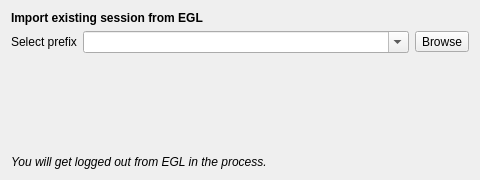
This is rare/ui/components/dialogs/login/import_login.ui in RareDevs/Rare as Qt 5 draws it before an edit. The edited form follows.
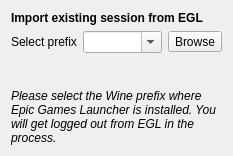
This is the edited form.

Commit message:
LoginDialog: Calculate a fixed height for the login stack based on width
* Properly find row to insert sid_edit into
* Use lazy evaluation for logging
* Clean the login forms by using separate layouts for the interactive fields

```diff
--- a/rare/ui/components/dialogs/login/import_login.ui
+++ b/rare/ui/components/dialogs/login/import_login.ui
@@ -6,8 +6,8 @@
    <rect>
     <x>0</x>
     <y>0</y>
-    <width>480</width>
-    <height>180</height>
+    <width>233</width>
+    <height>156</height>
    </rect>
   </property>
   <property name="sizePolicy">
@@ -16,29 +16,11 @@
     <verstretch>0</verstretch>
    </sizepolicy>
   </property>
-  <property name="minimumSize">
-   <size>
-    <width>480</width>
-    <height>180</height>
-   </size>
-  </property>
   <property name="windowTitle">
    <string notr="true">ImportLogin</string>
   </property>
-  <layout class="QFormLayout" name="import_layout">
-   <property name="fieldGrowthPolicy">
-    <enum>QFormLayout::AllNonFixedFieldsGrow</enum>
-   </property>
-   <property name="rowWrapPolicy">
-    <enum>QFormLayout::WrapLongRows</enum>
-   </property>
-   <property name="labelAlignment">
-    <set>Qt::AlignRight|Qt::AlignTrailing|Qt::AlignVCenter</set>
-   </property>
-   <property name="formAlignment">
-    <set>Qt::AlignLeading|Qt::AlignLeft|Qt::AlignVCenter</set>
-   </property>
-   <item row="0" column="0" colspan="2">
+  <layout class="QVBoxLayout" name="main_layout">
+   <item>
     <widget class="QLabel" name="title_label">
      <property name="sizePolicy">
       <sizepolicy hsizetype="Preferred" vsizetype="Fixed">
@@ -57,92 +39,94 @@
      </property>
     </widget>
    </item>
-   <item row="1" column="0">
-    <widget class="QLabel" name="prefix_label">
-     <property name="text">
-      <string>Select prefix</string>
+   <item>
+    <layout class="QFormLayout" name="form_layout">
+     <property name="sizeConstraint">
+      <enum>QLayout::SetFixedSize</enum>
      </property>
-    </widget>
-   </item>
-   <item row="1" column="1">
-    <layout class="QHBoxLayout" name="prefix_layout">
-     <item>
-      <widget class="QComboBox" name="prefix_combo">
-       <property name="sizePolicy">
-        <sizepolicy hsizetype="Expanding" vsizetype="Fixed">
-         <horstretch>0</horstretch>
-         <verstretch>0</verstretch>
-        </sizepolicy>
-       </property>
-       <property name="editable">
-        <bool>true</bool>
+     <property name="fieldGrowthPolicy">
+      <enum>QFormLayout::AllNonFixedFieldsGrow</enum>
+     </property>
+     <property name="labelAlignment">
+      <set>Qt::AlignRight|Qt::AlignTrailing|Qt::AlignVCenter</set>
+     </property>
+     <property name="formAlignment">
+      <set>Qt::AlignLeading|Qt::AlignLeft|Qt::AlignVCenter</set>
+     </property>
+     <item row="0" column="1">
+      <layout class="QHBoxLayout" name="prefix_layout" stretch="1,0">
+       <item>
+        <widget class="QComboBox" name="prefix_combo">
+         <property name="sizePolicy">
+          <sizepolicy hsizetype="Expanding" vsizetype="Fixed">
+           <horstretch>0</horstretch>
+           <verstretch>0</verstretch>
+          </sizepolicy>
+         </property>
+         <property name="editable">
+          <bool>true</bool>
+         </property>
+        </widget>
+       </item>
+       <item>
+        <widget class="QToolButton" name="prefix_tool">
+         <property name="text">
+          <string>Browse</string>
+         </property>
+        </widget>
+       </item>
+      </layout>
+     </item>
+     <item row="0" column="0">
+      <widget class="QLabel" name="prefix_label">
+       <property name="text">
+        <string>Select prefix</string>
        </property>
       </widget>
      </item>
-     <item>
-      <widget class="QToolButton" name="prefix_tool">
+     <item row="1" column="1">
+      <widget class="QLabel" name="status_label">
+       <property name="font">
+        <font>
+         <italic>true</italic>
+        </font>
+       </property>
        <property name="text">
-        <string>Browse</string>
+        <string notr="true"/>
        </property>
       </widget>
      </item>
     </layout>
    </item>
-   <item row="2" column="1">
-    <widget class="QLabel" name="status_label">
-     <property name="sizePolicy">
-      <sizepolicy hsizetype="Preferred" vsizetype="Fixed">
-       <horstretch>0</horstretch>
-       <verstretch>0</verstretch>
-      </sizepolicy>
-     </property>
-     <property name="font">
-      <font>
-       <italic>true</italic>
-      </font>
-     </property>
-     <property name="text">
-      <string notr="true"/>
-     </property>
-     <property name="wordWrap">
-      <bool>true</bool>
-     </property>
-    </widget>
-   </item>
-   <item row="4" column="0" colspan="2">
-    <widget class="QLabel" name="info_label">
-     <property name="sizePolicy">
-      <sizepolicy hsizetype="Expanding" vsizetype="Preferred">
-       <horstretch>0</horstretch>
-       <verstretch>0</verstretch>
-      </sizepolicy>
-     </property>
-     <property name="font">
-      <font>
-       <italic>true</italic>
-      </font>
-     </property>
-     <property name="text">
-      <string>You will get logged out from EGL in the process.</string>
-     </property>
-     <property name="wordWrap">
-      <bool>true</bool>
-     </property>
-    </widget>
-   </item>
-   <item row="3" column="0" colspan="2">
+   <item>
     <spacer name="vspacer">
      <property name="orientation">
       <enum>Qt::Vertical</enum>
      </property>
      <property name="sizeHint" stdset="0">
       <size>
-       <width>0</width>
-       <height>0</height>
+       <width>20</width>
+       <height>10</height>
       </size>
      </property>
     </spacer>
    </item>
+   <item>
+    <widget class="QLabel" name="info_label">
+     <property name="sizePolicy">
+      <sizepolicy hsizetype="Expanding" vsizetype="Preferred">
+       <horstretch>0</horstretch>
+       <verstretch>0</verstretch>
+      </sizepolicy>
+     </property>
+     <property name="text">
+      <string>&lt;i&gt;Please select the Wine prefix where Epic Games Launcher is installed. You will get logged out from EGL in the process.&lt;/i&gt;</string>
+     </property>
+     <property name="wordWrap">
+      <bool>true</bool>
+     </property>
+    </widget>
+   </item>
   </layout>
  </widget>
  <resources/>
```
The commit also changes 8 other files.
